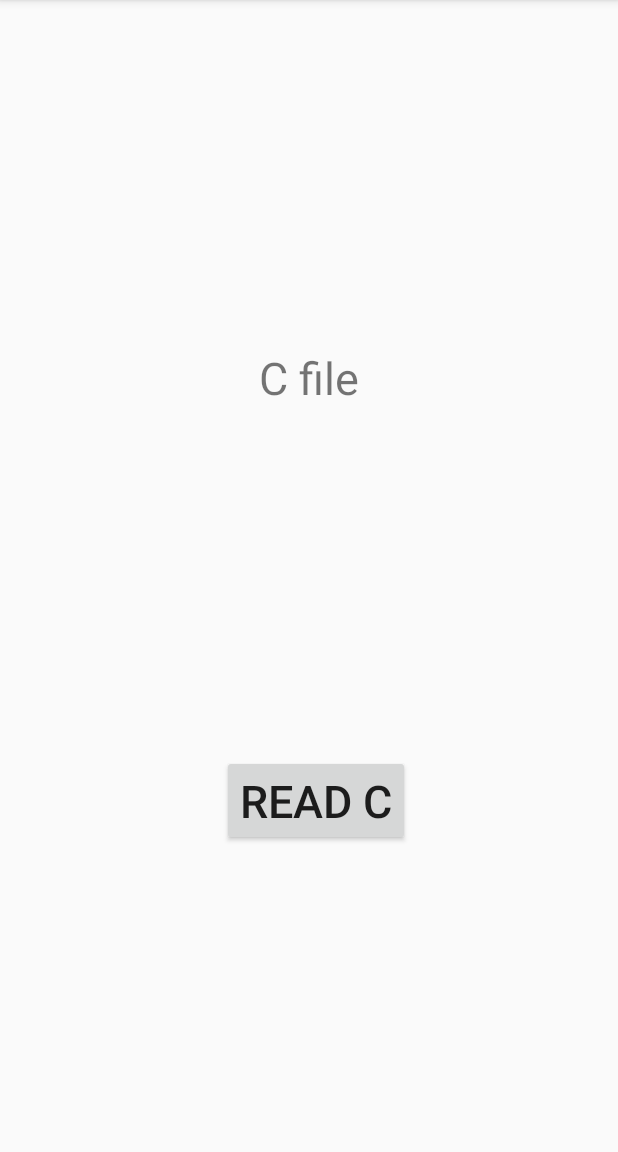
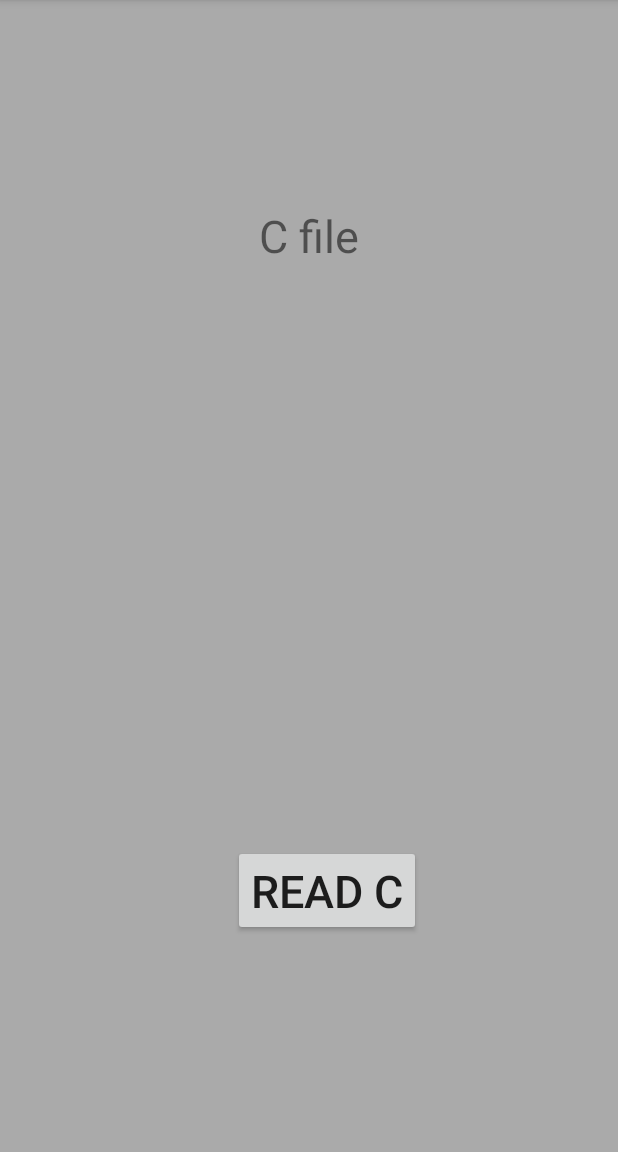
Before and after one commit to marianalumaga/Maria_app, an Android app: the Main5Activity screen opened directly, with no data from a screen before it, on a phone screen of 412 x 824 dp, the part 84-1236 px from its top. Run offline under Robolectric (Android 15) with nearby library versions, the phone set to English and light mode, and no system bars.

Commit message:
andriod is fun

```diff
--- a/app/src/main/res/layout/activity_list_veiw.xml
+++ b/app/src/main/res/layout/activity_list_veiw.xml
@@ -3,6 +3,7 @@
     xmlns:app="http://schemas.android.com/apk/res-auto"
     xmlns:tools="http://schemas.android.com/tools"
     android:layout_width="match_parent"
+    android:background="@android:color/darker_gray"
     android:layout_height="match_parent"
     tools:context=".ListVeiw">
 
--- a/app/src/main/res/layout/activity_main5.xml
+++ b/app/src/main/res/layout/activity_main5.xml
@@ -2,6 +2,7 @@
 <androidx.constraintlayout.widget.ConstraintLayout xmlns:android="http://schemas.android.com/apk/res/android"
     xmlns:app="http://schemas.android.com/apk/res-auto"
     xmlns:tools="http://schemas.android.com/tools"
+    android:background="@android:color/darker_gray"
     android:layout_width="match_parent"
     android:layout_height="match_parent"
     tools:context=".Main5Activity">
@@ -12,8 +13,8 @@
         android:layout_height="wrap_content"
         android:text="C file"
         android:textSize="30dp"
+        android:layout_marginBottom="250dp"
         android:textAlignment="center"
-
         app:layout_constraintBottom_toTopOf="@+id/button"
         app:layout_constraintEnd_toEndOf="parent"
         app:layout_constraintStart_toStartOf="parent"
@@ -23,11 +24,11 @@
         android:id="@+id/button"
         android:layout_width="wrap_content"
         android:layout_height="wrap_content"
-        android:layout_marginBottom="204dp"
+        android:layout_marginBottom="144dp"
         android:text="Read c"
         android:textSize="30dp"
         app:layout_constraintBottom_toBottomOf="parent"
         app:layout_constraintEnd_toEndOf="@+id/textView3"
-        app:layout_constraintHorizontal_bias="0.517"
+        app:layout_constraintHorizontal_bias="0.543"
         app:layout_constraintStart_toStartOf="@+id/textView3" />
 </androidx.constraintlayout.widget.ConstraintLayout>
```
Also changed, not shown: app/src/main/java/com/example/maria_app/ListVeiw.java (+5 -3 lines).
